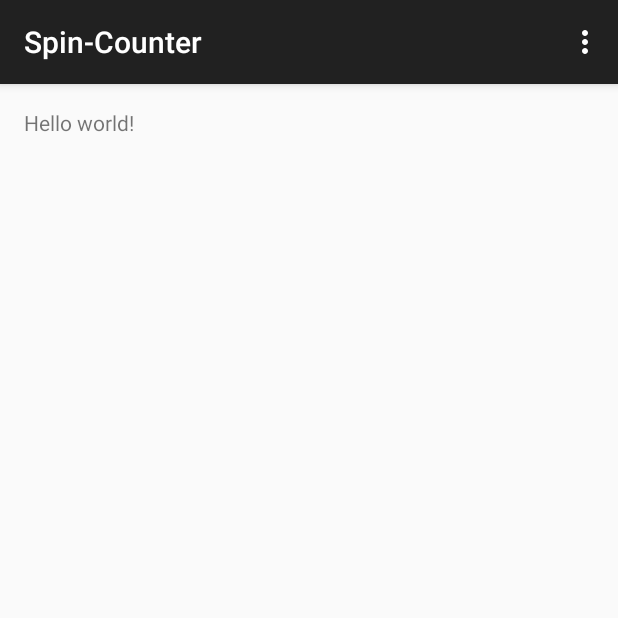
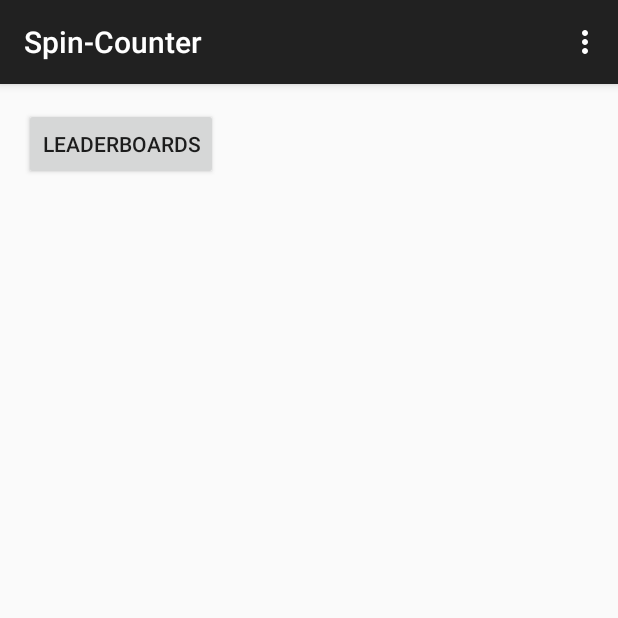
Before and after one commit to ccl2of4/Spin-Counter, an Android app: the screen it shows after launch (MainActivity), on a phone screen of 412 x 824 dp, the top half of it. Run offline under Robolectric (Android 15) with nearby library versions, the phone set to English and light mode, and no system bars.

Commit message:
added button to get to leaderboards

```diff
--- a/app/src/main/java/groupn/spin_counter/MainActivity.java
+++ b/app/src/main/java/groupn/spin_counter/MainActivity.java
@@ -1,9 +1,14 @@
 package groupn.spin_counter;
 
+import android.content.Intent;
 import android.support.v7.app.ActionBarActivity;
 import android.os.Bundle;
+import android.util.Log;
 import android.view.Menu;
 import android.view.MenuItem;
+import android.view.MotionEvent;
+import android.view.View;
+import android.widget.Button;
 
 
 public class MainActivity extends ActionBarActivity {
@@ -12,8 +17,16 @@ public class MainActivity extends ActionBarActivity {
     protected void onCreate(Bundle savedInstanceState) {
         super.onCreate(savedInstanceState);
         setContentView(R.layout.activity_main);
+
+        Button scoreBoardButton = (Button)findViewById (R.id.scoreboard_button);
+        scoreBoardButton.setOnClickListener (new View.OnClickListener() {
+            @Override
+            public void onClick(View v) {
+                startActivity(new Intent(MainActivity.this, ScoreBoardActivity.class));
+            }
+        });
+
     }
-
 
     @Override
     public boolean onCreateOptionsMenu(Menu menu) {
--- a/app/src/main/res/layout/activity_main.xml
+++ b/app/src/main/res/layout/activity_main.xml
@@ -5,7 +5,10 @@
     android:paddingTop="@dimen/activity_vertical_margin"
     android:paddingBottom="@dimen/activity_vertical_margin" tools:context=".MainActivity">
 
-    <TextView android:text="@string/hello_world" android:layout_width="wrap_content"
+    <Button
+        android:id="@+id/scoreboard_button"
+        android:text="@string/main_scoreboard"
+        android:layout_width="wrap_content"
         android:layout_height="wrap_content" />
 
 </RelativeLayout>
--- a/app/src/main/res/values/strings.xml
+++ b/app/src/main/res/values/strings.xml
@@ -2,11 +2,13 @@
 <resources>
 
     <string name="app_name">Spin-Counter</string>
-    <string name="hello_world">Hello world!</string>
     <string name="action_settings">Settings</string>
-    <string name="title_activity_score_board">ScoreBoardActivity</string>
+
+    <!-- main activity -->
+    <string name="main_scoreboard">Leaderboards</string>
 
     <!-- score board -->
+    <string name="title_activity_score_board">ScoreBoardActivity</string>
     <string name="score_board_name">Name</string>
     <string name="score_board_most_spins">Spins</string>
     <string name="score_board_games_played">Played</string>
```
Also changed, not shown: app/src/main/AndroidManifest.xml (+7 -0 lines), 2 other files.
